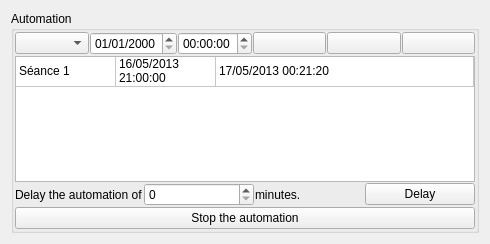
Old version of the form src/automationwidget.ui in the repository cinemaouvert/OPP.
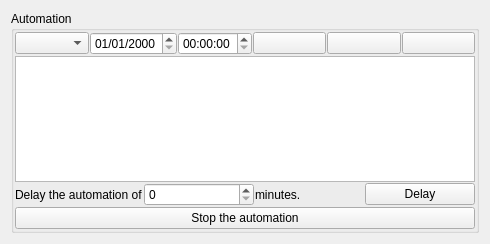
New version of the form. Icons and pictures are not drawn.

```diff
--- a/src/automationwidget.ui
+++ b/src/automationwidget.ui
@@ -120,11 +120,6 @@
         <attribute name="verticalHeaderVisible">
          <bool>false</bool>
         </attribute>
-        <row>
-         <property name="text">
-          <string>Nouvelle automatisation</string>
-         </property>
-        </row>
         <column>
          <property name="text">
           <string>Playlist</string>
@@ -140,21 +135,6 @@
           <string>End</string>
          </property>
         </column>
-        <item row="0" column="0">
-         <property name="text">
-          <string>Séance 1</string>
-         </property>
-        </item>
-        <item row="0" column="1">
-         <property name="text">
-          <string>16/05/2013 21:00:00</string>
-         </property>
-        </item>
-        <item row="0" column="2">
-         <property name="text">
-          <string>17/05/2013 00:21:20</string>
-         </property>
-        </item>
        </widget>
       </item>
       <item>
```
